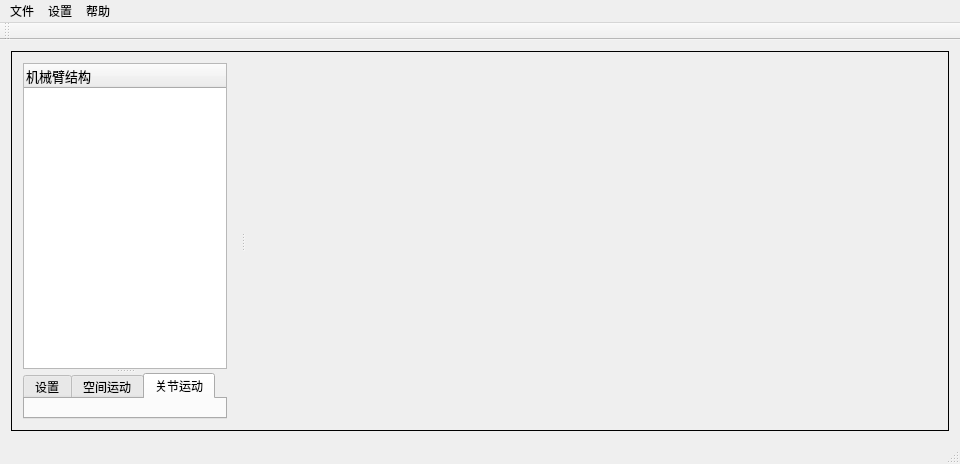
Above: QtWidgetsApplication1/mainwindow.ui from csbebetter/OCC_Qt_Robot before the change. Below: the same form after it.
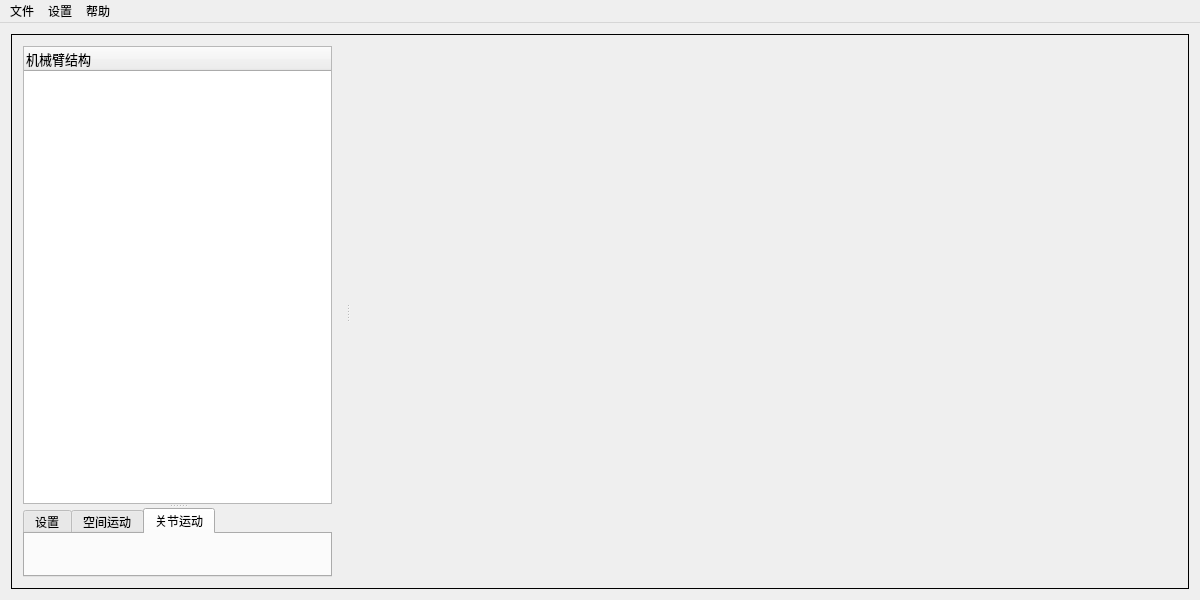
That is the form after the change. Icons and pictures are not drawn.

What changed in the file:
```diff
--- a/QtWidgetsApplication1/mainwindow.ui
+++ b/QtWidgetsApplication1/mainwindow.ui
@@ -6,8 +6,8 @@
    <rect>
     <x>0</x>
     <y>0</y>
-    <width>960</width>
-    <height>464</height>
+    <width>1200</width>
+    <height>600</height>
    </rect>
   </property>
   <property name="windowTitle">
@@ -30,6 +30,12 @@
        <bool>false</bool>
       </property>
       <widget class="QWidget" name="widget" native="true">
+       <property name="minimumSize">
+        <size>
+         <width>320</width>
+         <height>0</height>
+        </size>
+       </property>
        <property name="maximumSize">
         <size>
          <width>500</width>
@@ -52,7 +58,7 @@
            <property name="minimumSize">
             <size>
              <width>0</width>
-             <height>220</height>
+             <height>250</height>
             </size>
            </property>
            <property name="font">
@@ -134,7 +140,7 @@
     <rect>
      <x>0</x>
      <y>0</y>
-     <width>960</width>
+     <width>1200</width>
      <height>26</height>
     </rect>
    </property>
@@ -183,15 +189,6 @@
    <addaction name="menuSet"/>
    <addaction name="menuHelp"/>
   </widget>
-  <widget class="QToolBar" name="mainToolBar">
-   <attribute name="toolBarArea">
-    <enum>TopToolBarArea</enum>
-   </attribute>
-   <attribute name="toolBarBreak">
-    <bool>false</bool>
-   </attribute>
-  </widget>
-  <widget class="QStatusBar" name="statusBar"/>
   <action name="actionExport">
    <property name="text">
     <string>导出</string>
```
Left out of the diff: 4 changed lines with no effect on the pictures.
